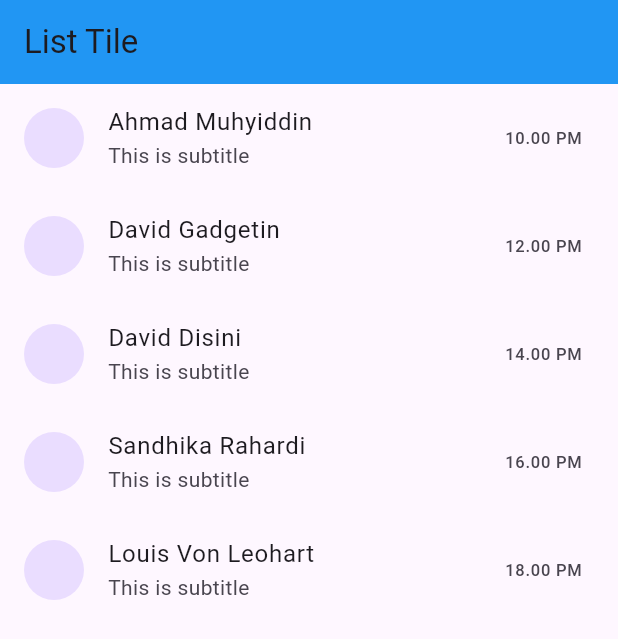
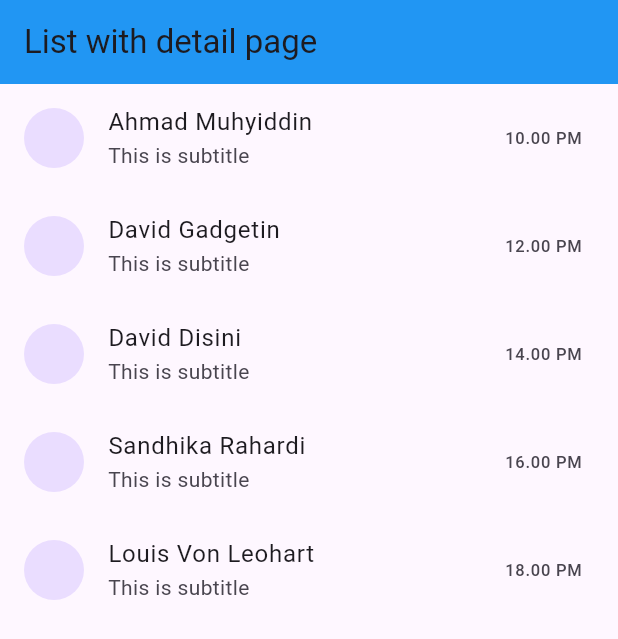
Before and after one commit to muhyi7/list_tile_kuldii, a Flutter app: the screen it shows after launch, on a phone screen of 412 x 824 dp. Shown: the top 639 px of the screen. Run offline on Flutter 3.47's test engine with Material 3 defaults, Android fonts, the light colour scheme and no system bars.

Commit message:
adjust title

```diff
--- a/lib/main.dart
+++ b/lib/main.dart
@@ -6,16 +6,18 @@ void main() {
 }
 
 class MyApp extends StatelessWidget {
+  const MyApp({super.key});
+
   @override
   Widget build(BuildContext context) {
     return MaterialApp(
       home: Scaffold(
         appBar: AppBar(
-          title: Text("List Tile"),
+          title: const Text("List with detail page"),
           backgroundColor: Colors.blue,
         ),
         body: ListView(
-          children: [
+          children: const [
             CustomListTile(
               name: "Ahmad Muhyiddin",
               subtitle: "This is subtitle",
```
